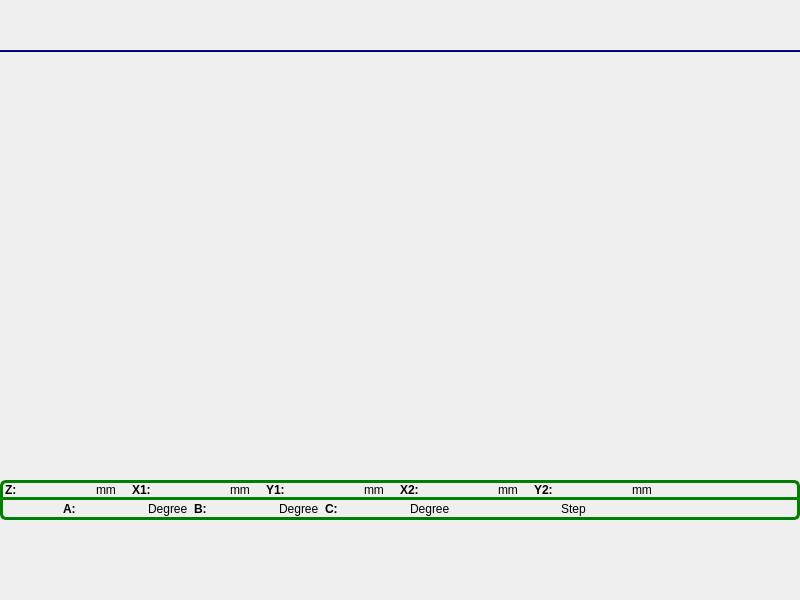
GaussCheng/2-5AxisPunch, file mainframe.ui: the form before one commit.
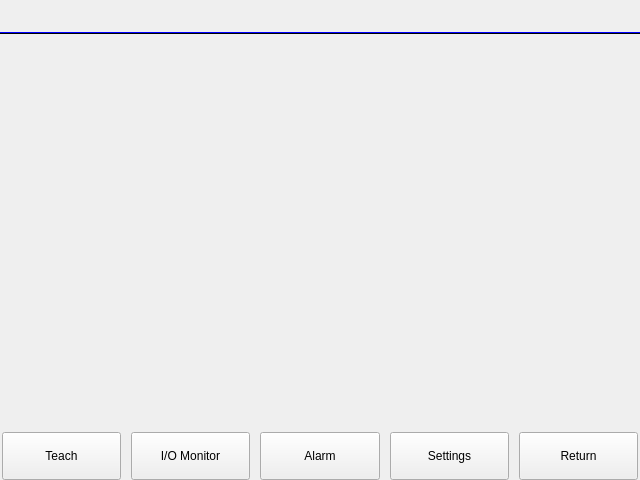
The form after the commit. Custom widgets are drawn as their Qt base class.

What changed in the file:
```diff
--- a/mainframe.ui
+++ b/mainframe.ui
@@ -6,27 +6,19 @@
    <rect>
     <x>0</x>
     <y>0</y>
-    <width>800</width>
-    <height>600</height>
+    <width>640</width>
+    <height>480</height>
    </rect>
   </property>
   <property name="maximumSize">
    <size>
-    <width>800</width>
-    <height>600</height>
+    <width>640</width>
+    <height>480</height>
    </size>
   </property>
   <property name="windowTitle">
    <string>MainFrame</string>
   </property>
-  <property name="styleSheet">
-   <string notr="true">QMessageBox QAbstractButton
-{
-    min-width: 90px;
-	min-height:30px;
-}
-</string>
-  </property>
   <layout class="QVBoxLayout" name="verticalLayout">
    <property name="spacing">
     <number>0</number>
@@ -46,27 +38,11 @@
    <item>
     <layout class="QHBoxLayout" name="horizontalLayout_2">
      <item>
-      <widget class="ICSystemStatusFrame" name="systemStatusFrame">
-       <property name="frameShape">
-        <enum>QFrame::NoFrame</enum>
-       </property>
-       <property name="frameShadow">
-        <enum>QFrame::Plain</enum>
-       </property>
-      </widget>
-     </item>
-     <item>
-      <widget class="QWidget" name="programHeadWidget" native="true">
+      <widget class="QWidget" name="headerContainer" native="true">
        <property name="minimumSize">
         <size>
          <width>0</width>
-         <height>50</height>
-        </size>
-       </property>
-       <property name="maximumSize">
-        <size>
-         <width>16777215</width>
-         <height>50</height>
+         <height>32</height>
         </size>
        </property>
       </widget>
@@ -83,7 +59,7 @@
      </property>
      <property name="minimumSize">
       <size>
-       <width>800</width>
+       <width>640</width>
        <height>2</height>
       </size>
      </property>
@@ -120,8 +96,8 @@
      </property>
      <property name="maximumSize">
       <size>
-       <width>800</width>
-       <height>16777215</height>
+       <width>640</width>
+       <height>480</height>
       </size>
      </property>
      <property name="frameShape">
@@ -142,538 +118,6 @@
      </property>
     </widget>
    </item>
-   <item>
-    <widget class="QFrame" name="axisRunStatus1">
-     <property name="maximumSize">
-      <size>
-       <width>16777215</width>
-       <height>20</height>
-      </size>
-     </property>
-     <property name="styleSheet">
-      <string notr="true">#axisRunStatus1
-{
-border-top-left-radius: 6px;
-border-top-right-radius: 6px;
-border: 3px solid green; 
-}</string>
-     </property>
-     <property name="frameShape">
-      <enum>QFrame::NoFrame</enum>
-     </property>
-     <property name="frameShadow">
-      <enum>QFrame::Plain</enum>
-     </property>
-     <layout class="QHBoxLayout" name="horizontalLayout">
-      <property name="spacing">
-       <number>2</number>
-      </property>
-      <property name="leftMargin">
-       <number>2</number>
-      </property>
-      <property name="topMargin">
-       <number>0</number>
-      </property>
-      <property name="rightMargin">
-       <number>2</number>
-      </property>
-      <property name="bottomMargin">
-       <number>0</number>
-      </property>
-      <item>
-       <widget class="QLabel" name="zLabel">
-        <property name="font">
-         <font>
-          <weight>75</weight>
-          <bold>true</bold>
-         </font>
-        </property>
-        <property name="text">
-         <string>Z:</string>
-        </property>
-       </widget>
-      </item>
-      <item>
-       <widget class="QLabel" name="zPosLabel">
-        <property name="minimumSize">
-         <size>
-          <width>75</width>
-          <height>0</height>
-         </size>
-        </property>
-        <property name="maximumSize">
-         <size>
-          <width>75</width>
-          <height>16777215</height>
-         </size>
-        </property>
-        <property name="styleSheet">
-         <string notr="true">color: rgb(0, 0, 127);</string>
-        </property>
-        <property name="text">
-         <string/>
-        </property>
-        <property name="alignment">
-         <set>Qt::AlignRight|Qt::AlignTrailing|Qt::AlignVCenter</set>
-        </property>
-       </widget>
-      </item>
-      <item>
-       <widget class="QLabel" name="zmmLabel">
-        <property name="text">
-         <string>mm    </string>
-        </property>
-       </widget>
-      </item>
-      <item>
-       <widget class="QLabel" name="x1Label">
-        <property name="font">
-         <font>
-          <weight>75</weight>
-          <bold>true</bold>
-         </font>
-        </property>
-        <property name="text">
-         <string>X1:</string>
-        </property>
-       </widget>
-      </item>
-      <item>
-       <widget class="QLabel" name="xPosLabel">
-        <property name="minimumSize">
-         <size>
-          <width>75</width>
-          <height>0</height>
-         </size>
-        </property>
-        <property name="maximumSize">
-         <size>
-          <width>75</width>
-          <height>16777215</height>
-         </size>
-        </property>
-        <property name="styleSheet">
-         <string notr="true">color: rgb(0, 0, 127);</string>
-        </property>
-        <property name="text">
-         <string/>
-        </property>
-        <property name="alignment">
-         <set>Qt::AlignRight|Qt::AlignTrailing|Qt::AlignVCenter</set>
-        </property>
-       </widget>
-      </item>
-      <item>
-       <widget class="QLabel" name="x1mmLabel">
-        <property name="text">
-         <string>mm    </string>
-        </property>
-       </widget>
-      </item>
-      <item>
-       <widget class="QLabel" name="y1Label">
-        <property name="font">
-         <font>
-          <weight>75</weight>
-          <bold>true</bold>
-         </font>
-        </property>
-        <property name="text">
-         <string>Y1:</string>
-        </property>
-       </widget>
-      </item>
-      <item>
-       <widget class="QLabel" name="yPosLabel">
-        <property name="minimumSize">
-         <size>
-          <width>75</width>
-          <height>0</height>
-         </size>
-        </property>
-        <property name="maximumSize">
-         <size>
-          <width>75</width>
-          <height>16777215</height>
-         </size>
-        </property>
-        <property name="styleSheet">
-         <string notr="true">color: rgb(0, 0, 127);</string>
-        </property>
-        <property name="text">
-         <string/>
-        </property>
-        <property name="alignment">
-         <set>Qt::AlignRight|Qt::AlignTrailing|Qt::AlignVCenter</set>
-        </property>
-       </widget>
-      </item>
-      <item>
-       <widget class="QLabel" name="y1mmLabel">
-        <property name="text">
-         <string>mm    </string>
-        </property>
-       </widget>
-      </item>
-      <item>
-       <widget class="QLabel" name="x2Label">
-        <property name="font">
-         <font>
-          <weight>75</weight>
-          <bold>true</bold>
-         </font>
-        </property>
-        <property name="text">
-         <string>X2:</string>
-        </property>
-       </widget>
-      </item>
-      <item>
-       <widget class="QLabel" name="pPosLabel">
-        <property name="minimumSize">
-         <size>
-          <width>75</width>
-          <height>0</height>
-         </size>
-        </property>
-        <property name="maximumSize">
-         <size>
-          <width>75</width>
-          <height>16777215</height>
-         </size>
-        </property>
-        <property name="styleSheet">
-         <string notr="true">color: rgb(0, 0, 127);</string>
-        </property>
-        <property name="text">
-         <string/>
-        </property>
-        <property name="alignment">
-         <set>Qt::AlignRight|Qt::AlignTrailing|Qt::AlignVCenter</set>
-        </property>
-       </widget>
-      </item>
-      <item>
-       <widget class="QLabel" name="x2mmLabel">
-        <property name="text">
-         <string>mm    </string>
-        </property>
-       </widget>
-      </item>
-      <item>
-       <widget class="QLabel" name="y2Label">
-        <property name="font">
-         <font>
-          <weight>75</weight>
-          <bold>true</bold>
-         </font>
-        </property>
-        <property name="text">
-         <string>Y2:</string>
-        </property>
-       </widget>
-      </item>
-      <item>
-       <widget class="QLabel" name="qPosLabel">
-        <property name="minimumSize">
-         <size>
-          <width>75</width>
-          <height>0</height>
-         </size>
-        </property>
-        <property name="maximumSize">
-         <size>
-          <width>75</width>
-          <height>16777215</height>
-         </size>
-        </property>
-        <property name="styleSheet">
-         <string notr="true">color: rgb(0, 0, 127);</string>
-        </property>
-        <property name="text">
-         <string/>
-        </property>
-        <property name="alignment">
-         <set>Qt::AlignRight|Qt::AlignTrailing|Qt::AlignVCenter</set>
-        </property>
-       </widget>
-      </item>
-      <item>
-       <widget class="QLabel" name="y2mmLabel">
-        <property name="text">
-         <string>mm    </string>
-        </property>
-       </widget>
-      </item>
-      <item>
-       <spacer name="horizontalSpacer_2">
-        <property name="orientation">
-         <enum>Qt::Horizontal</enum>
-        </property>
-        <property name="sizeHint" stdset="0">
-         <size>
-          <width>40</width>
-          <height>20</height>
-         </size>
-        </property>
-       </spacer>
-      </item>
-     </layout>
-    </widget>
-   </item>
-   <item>
-    <widget class="QFrame" name="axisRunStatus2">
-     <property name="maximumSize">
-      <size>
-       <width>16777215</width>
-       <height>20</height>
-      </size>
-     </property>
-     <property name="styleSheet">
-      <string notr="true">#axisRunStatus2
-{
-border-bottom-left-radius: 6px; 
-border-bottom-right-radius: 6px; 
-border-bottom: 3px solid green; 
-border-left: 3px solid green; 
-border-right: 3px solid green; 
-}</string>
-     </property>
-     <property name="frameShape">
-      <enum>QFrame::NoFrame</enum>
-     </property>
-     <property name="frameShadow">
-      <enum>QFrame::Plain</enum>
-     </property>
-     <layout class="QHBoxLayout" name="horizontalLayout_3">
-      <property name="spacing">
-       <number>6</number>
-      </property>
-      <property name="leftMargin">
-       <number>20</number>
-      </property>
-      <property name="topMargin">
-       <number>0</number>
-      </property>
-      <property name="rightMargin">
-       <number>20</number>
-      </property>
-      <property name="bottomMargin">
-       <number>0</number>
-      </property>
-      <item>
-       <spacer name="horizontalSpacer">
-        <property name="orientation">
-         <enum>Qt::Horizontal</enum>
-        </property>
-        <property name="sizeType">
-         <enum>QSizePolicy::Fixed</enum>
-        </property>
-        <property name="sizeHint" stdset="0">
-         <size>
-          <width>40</width>
-          <height>20</height>
-         </size>
-        </property>
-       </spacer>
-      </item>
-      <item>
-       <widget class="QLabel" name="aLabel">
-        <property name="font">
-         <font>
-          <weight>75</weight>
-          <bold>true</bold>
-         </font>
-        </property>
-        <property name="text">
-         <string>A:</string>
-        </property>
-       </widget>
-      </item>
-      <item>
-       <widget class="QLabel" name="aPosLabel">
-        <property name="minimumSize">
-         <size>
-          <width>60</width>
-          <height>0</height>
-         </size>
-        </property>
-        <property name="maximumSize">
-         <size>
-          <width>60</width>
-          <height>16777215</height>
-         </size>
-        </property>
-        <property name="styleSheet">
-         <string notr="true">color: rgb(0, 0, 127);</string>
-        </property>
-        <property name="text">
-         <string/>
-        </property>
-        <property name="alignment">
-         <set>Qt::AlignRight|Qt::AlignTrailing|Qt::AlignVCenter</set>
-        </property>
-       </widget>
-      </item>
-      <item>
-       <widget class="QLabel" name="ammLabel">
-        <property name="text">
-         <string>Degree</string>
-        </property>
-       </widget>
-      </item>
-      <item>
-       <widget class="QLabel" name="bLabel">
-        <property name="font">
-         <font>
-          <weight>75</weight>
-          <bold>true</bold>
-         </font>
-        </property>
-        <property name="text">
-         <string>B:</string>
-        </property>
-       </widget>
-      </item>
-      <item>
-       <widget class="QLabel" name="bPosLabel">
-        <property name="minimumSize">
-         <size>
-          <width>60</width>
-          <height>0</height>
-         </size>
-        </property>
-        <property name="maximumSize">
-         <size>
-          <width>60</width>
-          <height>16777215</height>
-         </size>
-        </property>
-        <property name="styleSheet">
-         <string notr="true">color: rgb(0, 0, 127);</string>
-        </property>
-        <property name="text">
-         <string/>
-        </property>
-        <property name="alignment">
-         <set>Qt::AlignRight|Qt::AlignTrailing|Qt::AlignVCenter</set>
-        </property>
-       </widget>
-      </item>
-      <item>
-       <widget class="QLabel" name="bmmLabel">
-        <property name="text">
-         <string>Degree</string>
-        </property>
-       </widget>
-      </item>
-      <item>
-       <widget class="QLabel" name="cLabel">
-        <property name="font">
-         <font>
-          <weight>75</weight>
-          <bold>true</bold>
-         </font>
-        </property>
-        <property name="text">
-         <string>C:</string>
-        </property>
-       </widget>
-      </item>
-      <item>
-       <widget class="QLabel" name="cPosLabel">
-        <property name="minimumSize">
-         <size>
-          <width>60</width>
-          <height>0</height>
-         </size>
-        </property>
-        <property name="maximumSize">
-         <size>
-          <width>60</width>
-          <height>16777215</height>
-         </size>
-        </property>
-        <property name="styleSheet">
-         <string notr="true">color: rgb(0, 0, 127);</string>
-        </property>
-        <property name="text">
-         <string/>
-        </property>
-        <property name="alignment">
-         <set>Qt::AlignRight|Qt::AlignTrailing|Qt::AlignVCenter</set>
-        </property>
-       </widget>
-      </item>
-      <item>
-       <widget class="QLabel" name="cmmLabel">
-        <property name="text">
-         <string>Degree</string>
-        </property>
-       </widget>
-      </item>
-      <item>
-       <spacer name="horizontalSpacer_5">
-        <property name="orientation">
-         <enum>Qt::Horizontal</enum>
-        </property>
-        <property name="sizeHint" stdset="0">
-         <size>
-          <width>40</width>
-          <height>20</height>
-         </size>
-        </property>
-       </spacer>
-      </item>
-      <item>
-       <widget class="QLabel" name="label_14">
-        <property name="text">
-         <string>Step</string>
-        </property>
-       </widget>
-      </item>
-      <item>
-       <widget class="QLabel" name="stepLabel">
-        <property name="minimumSize">
-         <size>
-          <width>80</width>
-          <height>0</height>
-         </size>
-        </property>
-        <property name="maximumSize">
-         <size>
-          <width>80</width>
-          <height>16777215</height>
-         </size>
-        </property>
-        <property name="styleSheet">
-         <string notr="true">color: rgb(85, 255, 0);
-color: rgb(170, 85, 255);</string>
-        </property>
-        <property name="text">
-         <string/>
-        </property>
-        <property name="alignment">
-         <set>Qt::AlignRight|Qt::AlignTrailing|Qt::AlignVCenter</set>
-        </property>
-       </widget>
-      </item>
-      <item>
-       <spacer name="horizontalSpacer_3">
-        <property name="orientation">
-         <enum>Qt::Horizontal</enum>
-        </property>
-        <property name="sizeHint" stdset="0">
-         <size>
-          <width>40</width>
-          <height>20</height>
-         </size>
-        </property>
-       </spacer>
-      </item>
-     </layout>
-    </widget>
-   </item>
    <item>
     <layout class="QHBoxLayout" name="categoryButtonLayout">
      <property name="spacing">
@@ -686,112 +130,91 @@
       <number>2</number>
      </property>
      <item>
-      <widget class="ICPageSwitch" name="functionPageButton" native="true">
-       <property name="sizePolicy">
-        <sizepolicy hsizetype="Fixed" vsizetype="Fixed">
-         <horstretch>0</horstretch>
-         <verstretch>0</verstretch>
-        </sizepolicy>
-       </property>
+      <widget class="QPushButton" name="teachButton">
        <property name="minimumSize">
         <size>
-         <width>151</width>
-         <height>80</height>
+         <width>0</width>
+         <height>48</height>
         </size>
        </property>
-       <property name="maximumSize">
-        <size>
-         <width>16777215</width>
-         <height>80</height>
-        </size>
+       <property name="text">
+        <string>Teach</string>
        </property>
       </widget>
      </item>
      <item>
-      <widget class="ICPageSwitch" name="monitorPageButton" native="true">
+      <widget class="QPushButton" name="ioMonitorButton">
        <property name="sizePolicy">
-        <sizepolicy hsizetype="Fixed" vsizetype="Fixed">
+        <sizepolicy hsizetype="Minimum" vsizetype="Preferred">
          <horstretch>0</horstretch>
          <verstretch>0</verstretch>
         </sizepolicy>
        </property>
        <property name="minimumSize">
         <size>
-         <width>151</width>
-         <height>80</height>
+         <width>0</width>
+         <height>32</height>
         </size>
        </property>
-       <property name="maximumSize">
-        <size>
-         <width>16777215</width>
-         <height>80</height>
-        </size>
+       <property name="text">
+        <string>I/O Monitor</string>
        </property>
       </widget>
      </item>
      <item>
-      <widget class="ICPageSwitch" name="recordPageButton" native="true">
+      <widget class="QPushButton" name="alarmButton">
        <property name="sizePolicy">
-        <sizepolicy hsizetype="Fixed" vsizetype="Fixed">
+        <sizepolicy hsizetype="Minimum" vsizetype="Preferred">
          <horstretch>0</horstretch>
          <verstretch>0</verstretch>
         </sizepolicy>
        </property>
        <property name="minimumSize">
         <size>
-         <width>151</width>
-         <height>80</height>
+         <width>0</width>
+         <height>32</height>
         </size>
        </property>
-       <property name="maximumSize">
-        <size>
-         <width>16777215</width>
-         <height>80</height>
-        </size>
+       <property name="text">
+        <string>Alarm</string>
        </property>
       </widget>
      </item>
      <item>
-      <widget class="ICPageSwitch" name="alarmPageButton" native="true">
+      <widget class="QPushButton" name="settingsButton">
        <property name="sizePolicy">
-        <sizepolicy hsizetype="Fixed" vsizetype="Fixed">
+        <sizepolicy hsizetype="Minimum" vsizetype="Preferred">
          <horstretch>0</horstretch>
          <verstretch>0</verstretch>
         </sizepolicy>
        </property>
        <property name="minimumSize">
         <size>
-         <width>151</width>
-         <height>80</height>
+         <width>0</width>
+         <height>32</height>
         </size>
        </property>
-       <property name="maximumSize">
-        <size>
-         <width>16777215</width>
-         <height>80</height>
-        </size>
+       <property name="text">
+        <string>Settings</string>
        </property>
       </widget>
      </item>
      <item>
-      <widget class="ICPageSwitch" name="returnPageButton" native="true">
+      <widget class="QPushButton" name="returnButton">
        <property name="sizePolicy">
-        <sizepolicy hsizetype="Fixed" vsizetype="Fixed">
+        <sizepolicy hsizetype="Minimum" vsizetype="Preferred">
          <horstretch>0</horstretch>
          <verstretch>0</verstretch>
         </sizepolicy>
        </property>
        <property name="minimumSize">
         <size>
-         <width>151</width>
-         <height>80</height>
+         <width>0</width>
+         <height>32</height>
         </size>
        </property>
-       <property name="maximumSize">
-        <size>
-         <width>16777215</width>
-         <height>80</height>
-        </size>
+       <property name="text">
+        <string>Return</string>
        </property>
       </widget>
      </item>
@@ -801,24 +224,12 @@
  </widget>
  <layoutdefault spacing="6" margin="11"/>
  <customwidgets>
-  <customwidget>
-   <class>ICPageSwitch</class>
-   <extends>QWidget</extends>
-   <header>icpageswitch.h</header>
-   <container>1</container>
-  </customwidget>
   <customwidget>
    <class>ICCycleTimeAndFinishedFrame</class>
    <extends>QFrame</extends>
    <header>iccycletimeandfinishedframe.h</header>
    <container>1</container>
   </customwidget>
-  <customwidget>
-   <class>ICSystemStatusFrame</class>
-   <extends>QFrame</extends>
-   <header>icsystemstatusframe.h</header>
-   <container>1</container>
-  </customwidget>
  </customwidgets>
  <resources/>
  <connections/>
```
